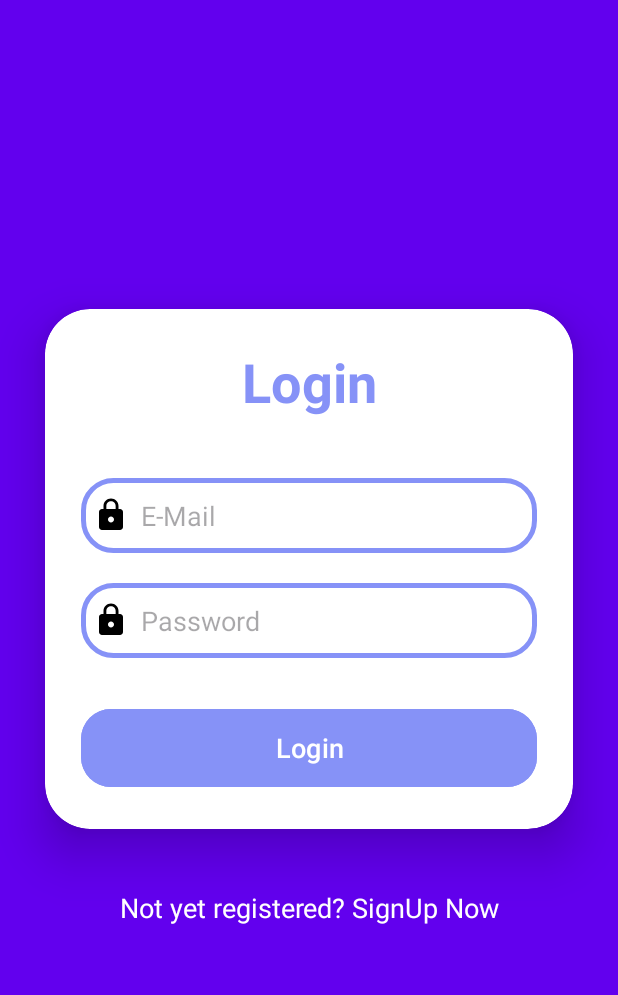
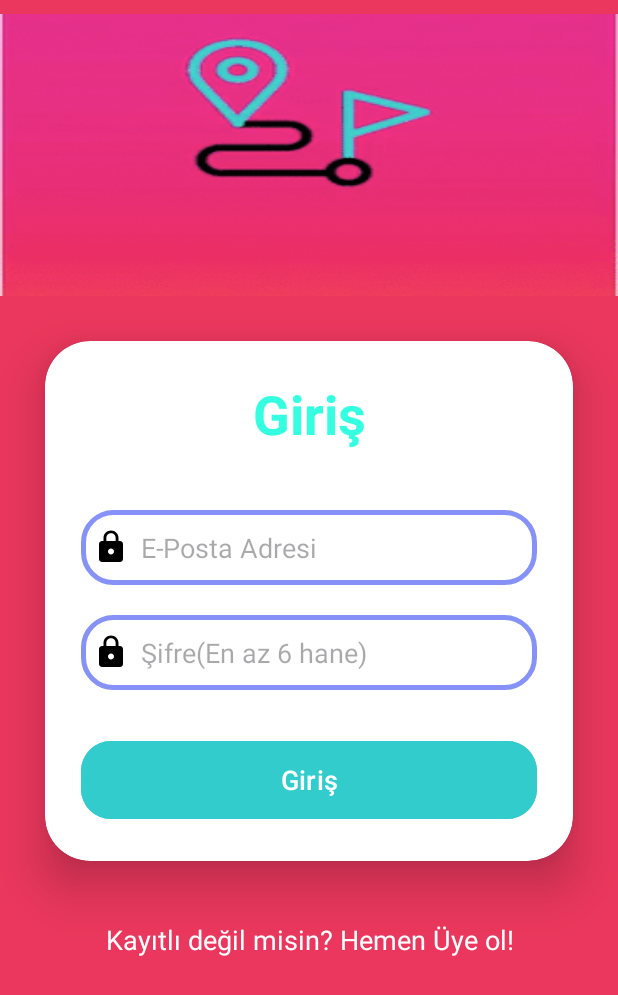
Before and after one commit to Geldik-mi-Java-App/Geldik-mi, an Android app: the screen it shows after launch (MainActivity), on a phone screen of 412 x 824 dp. Shown: the top 995 px of the screen. Run offline under Robolectric (Android 15) with nearby library versions, the phone set to English and light mode, and no system bars; our stand-ins replace Firebase (no records; nobody signed in at launch, a user with empty details on screens opened directly).

Commit message:
Sunum Öncesi Son Güncelleme
Tasarım yenilikleri, Türkçeleştirme, Ayarlar menüsü bypass.

```diff
--- a/app/src/main/java/com/oguzcanaygun/loginregister/EntryScreenActivity.java
+++ b/app/src/main/java/com/oguzcanaygun/loginregister/EntryScreenActivity.java
@@ -23,7 +23,7 @@ public class EntryScreenActivity extends AppCompatActivity {
                 startActivity(intent);
                 finish();
             }
-        }, 3000);
+        }, 5000);
 
     }
 }
--- a/app/src/main/java/com/oguzcanaygun/loginregister/GeofenceBroadcastReceiver.java
+++ b/app/src/main/java/com/oguzcanaygun/loginregister/GeofenceBroadcastReceiver.java
@@ -67,8 +67,8 @@ public class GeofenceBroadcastReceiver extends BroadcastReceiver {
 
         // Build and show a notification
         NotificationCompat.Builder builder = new NotificationCompat.Builder(context, CHANNEL_ID)
-                .setContentTitle("Geofence Alert")
-                .setContentText("You've entered the geofence!")
+                .setContentTitle("Geldik mi")
+                .setContentText("Varış Konumunuza Ulaştınız!")
                 .setSmallIcon(R.drawable.baseline_emoji_transportation_24)
                 .setContentIntent(contentIntent)
                 .setPriority(NotificationCompat.PRIORITY_HIGH);
--- /dev/null
+++ b/app/src/main/res/drawable/baseline_person_pin_24.xml
@@ -0,0 +1,5 @@
+<vector android:height="24dp" android:tint="#B692EF"
+    android:viewportHeight="24" android:viewportWidth="24"
+    android:width="24dp" xmlns:android="http://schemas.android.com/apk/res/android">
+    <path android:fillColor="@android:color/white" android:pathData="M12,2c-4.97,0 -9,4.03 -9,9 0,4.17 2.84,7.67 6.69,8.69L12,22l2.31,-2.31C18.16,18.67 21,15.17 21,11c0,-4.97 -4.03,-9 -9,-9zM12,4c1.66,0 3,1.34 3,3s-1.34,3 -3,3 -3,-1.34 -3,-3 1.34,-3 3,-3zM12,18.3c-2.5,0 -4.71,-1.28 -6,-3.22 0.03,-1.99 4,-3.08 6,-3.08 1.99,0 5.97,1.09 6,3.08 -1.29,1.94 -3.5,3.22 -6,3.22z"/>
+</vector>
--- a/app/src/main/res/drawable/rounded_button.xml
+++ b/app/src/main/res/drawable/rounded_button.xml
@@ -1,5 +1,5 @@
 <?xml version="1.0" encoding="utf-8"?>
 <shape xmlns:android="http://schemas.android.com/apk/res/android">
     <corners android:radius="15dp" /> <!-- Adjust the radius to control the corner roundness -->
-    <solid android:color="@color/uygPembeSeffaf" /> <!-- Set the background color -->
+    <gradient android:startColor="#00BCD4" android:endColor="#4CAF50" android:angle="45"></gradient>
 </shape>
--- a/app/src/main/res/drawable/top_background_gradient.xml
+++ b/app/src/main/res/drawable/top_background_gradient.xml
@@ -2,7 +2,7 @@
 <selector xmlns:android="http://schemas.android.com/apk/res/android">
     <item>
         <shape android:shape="rectangle">
-            <corners android:bottomLeftRadius="40dp" android:bottomRightRadius="40dp"></corners>
+            <corners android:bottomLeftRadius="0dp" android:bottomRightRadius="0dp"></corners>
             <gradient android:startColor="#a8328f" android:endColor="#a87f32" android:angle="0"></gradient>
         </shape>
     </item>
--- a/app/src/main/res/layout/activity_main.xml
+++ b/app/src/main/res/layout/activity_main.xml
@@ -8,8 +8,15 @@
     android:layout_height="match_parent"
     android:orientation="vertical"
     android:gravity="center"
-    android:background="@color/design_default_color_primary"
+    android:background="#EB375D"
     tools:context=".MainActivity">
+    <pl.droidsonroids.gif.GifImageView
+        android:id="@+id/gifImageView"
+        android:layout_width="match_parent"
+        android:layout_height="wrap_content"
+        android:layout_marginTop="-145dp"
+        android:src="@drawable/navdraw"
+        android:scaleType="fitXY" />
 
     <androidx.cardview.widget.CardView
         android:layout_width="match_parent"
@@ -30,12 +37,12 @@
             <TextView
                 android:layout_width="match_parent"
                 android:layout_height="wrap_content"
-                android:text="Login"
+                android:text="Giriş"
                 android:id="@+id/loginText"
                 android:textSize="36sp"
                 android:textAlignment="center"
                 android:textStyle="bold"
-                android:textColor="@color/purple"/>
+                android:textColor="@color/switchOn"/>
 
             <EditText
                 android:layout_width="match_parent"
@@ -44,7 +51,7 @@
                 android:background="@drawable/custom_edittext"
                 android:drawableLeft="@drawable/ic_baseline_lock_24"
                 android:drawablePadding="8dp"
-                android:hint="E-Mail"
+                android:hint="E-Posta Adresi"
                 android:padding="8dp"
                 android:textColor="@color/black"
                 android:textColorHighlight="@color/cardview_dark_background"
@@ -57,7 +64,7 @@
                 android:background="@drawable/custom_edittext"
                 android:drawableLeft="@drawable/ic_baseline_lock_24"
                 android:drawablePadding="8dp"
-                android:hint="Password"
+                android:hint="Şifre(En az 6 hane)"
                 android:padding="8dp"
                 android:inputType="textPassword"
                 android:textColor="@color/black"
@@ -69,9 +76,9 @@
                 android:layout_width="match_parent"
                 android:layout_height="60dp"
                 android:layout_marginTop="30dp"
-                android:backgroundTint="@color/purple"
+                android:backgroundTint="@color/uygMavi"
                 android:onClick="loginClicked"
-                android:text="Login"
+                android:text="Giriş"
                 android:textSize="18sp"
                 app:cornerRadius="20dp" />
 
@@ -83,7 +90,7 @@
         android:layout_width="wrap_content"
         android:layout_height="wrap_content"
         android:padding="10dp"
-        android:text="Not yet registered? SignUp Now"
+        android:text="Kayıtlı değil misin? Hemen Üye ol!"
         android:onClick="registerClicked"
         android:textSize="18dp"
         android:textAlignment="center"
--- a/app/src/main/res/layout/fragment_map.xml
+++ b/app/src/main/res/layout/fragment_map.xml
@@ -20,11 +20,11 @@
         <!-- Button to find user's location -->
         <Button
             android:id="@+id/setTheAlarm"
-            android:background="@color/uygPembeSeffaf"
             android:layout_width="wrap_content"
             android:layout_height="wrap_content"
             android:layout_gravity="bottom|center_horizontal"
-            android:text="Alarmı Başlat"
-            android:onClick="setTheAlarm"/>
+            android:background="@drawable/top_background_frame"
+            android:onClick="setTheAlarm"
+            android:text="Alarmı Başlat" />
     </LinearLayout>
 </FrameLayout>
--- a/app/src/main/res/menu/drawer_menu.xml
+++ b/app/src/main/res/menu/drawer_menu.xml
@@ -16,9 +16,9 @@
                     android:icon="@drawable/baseline_connect_without_contact_24"
                     />
                 <item
-                    android:id="@+id/alarms"
-                    android:title="Alarmlar"
-                    android:icon="@drawable/baseline_add_alarm_24"
+                    android:id="@+id/profilResim"
+                    android:title="Profil Resmi"
+                    android:icon="@drawable/baseline_person_pin_24"
                     />
                 <item
                     android:id="@+id/chatArchive"
--- a/app/src/main/res/menu/option_menu.xml
+++ b/app/src/main/res/menu/option_menu.xml
@@ -4,5 +4,4 @@
     >
     <item android:id="@+id/add_alarm" android:title="Alarm Ekle"></item>
     <item android:id="@+id/permissions" android:title="İzinler"></item>
-    <item android:id="@+id/userSettings" android:title="Kullanıcı Ayarları"></item>
 </menu>
```
Also changed, not shown: app/src/main/java/com/oguzcanaygun/loginregister/SettingsActivity.java (+50 -60 lines), app/src/main/java/com/oguzcanaygun/loginregister/UserActivity.java (+4 -6 lines), app/src/main/res/drawable/top_background_frame.xml (added, +9 -0 lines), app/src/main/res/layout/activity_register.xml (+9 -9 lines), app/src/main/res/layout/activity_user.xml (+18 -4 lines).
